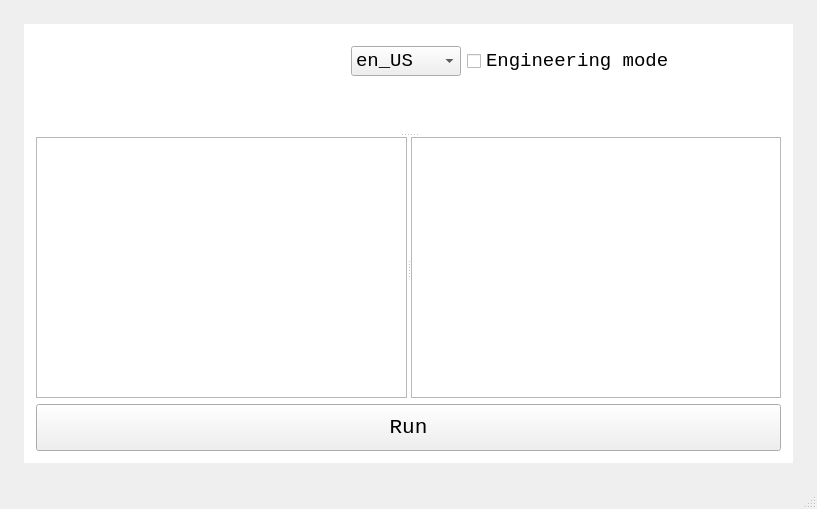
Qt form ui/main.ui (EasonLu1222/readByYourself) before a commit.
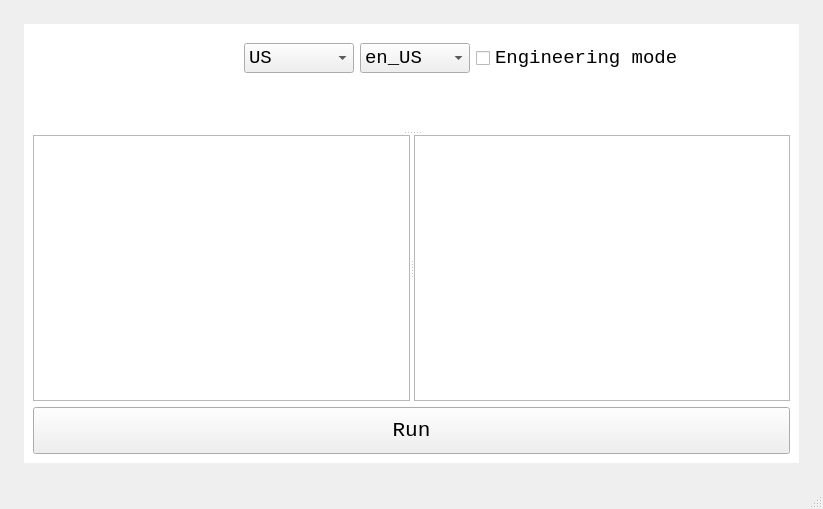
The same form after that commit. Custom widgets are drawn as their Qt base class.

Commit message: Add drop down menu to select country code

```diff
--- a/ui/main.ui
+++ b/ui/main.ui
@@ -6,7 +6,7 @@
    <rect>
     <x>0</x>
     <y>0</y>
-    <width>817</width>
+    <width>823</width>
     <height>509</height>
    </rect>
   </property>
@@ -36,18 +36,6 @@
        <string notr="true">QWidget#container{background-color:#FFFFFF}</string>
       </property>
       <layout class="QHBoxLayout" name="horizontalLayout_4">
-       <property name="leftMargin">
-        <number>12</number>
-       </property>
-       <property name="topMargin">
-        <number>12</number>
-       </property>
-       <property name="rightMargin">
-        <number>12</number>
-       </property>
-       <property name="bottomMargin">
-        <number>12</number>
-       </property>
        <item>
         <layout class="QVBoxLayout" name="verticalLayout">
          <item>
@@ -68,6 +56,45 @@
              </property>
             </spacer>
            </item>
+           <item>
+            <widget class="QComboBox" name="cCodeSelectMenu">
+             <property name="minimumSize">
+              <size>
+               <width>110</width>
+               <height>0</height>
+              </size>
+             </property>
+             <property name="font">
+              <font>
+               <family>Courier New</family>
+               <pointsize>14</pointsize>
+              </font>
+             </property>
+             <property name="styleSheet">
+              <string notr="true"/>
+             </property>
+             <item>
+              <property name="text">
+               <string>US</string>
+              </property>
+             </item>
+             <item>
+              <property name="text">
+               <string>CA</string>
+              </property>
+             </item>
+             <item>
+              <property name="text">
+               <string>AUNZ</string>
+              </property>
+             </item>
+             <item>
+              <property name="text">
+               <string>ETC</string>
+              </property>
+             </item>
+            </widget>
+           </item>
            <item>
             <widget class="QComboBox" name="langSelectMenu">
              <property name="minimumSize">
```
The commit also changes 4 other files.
